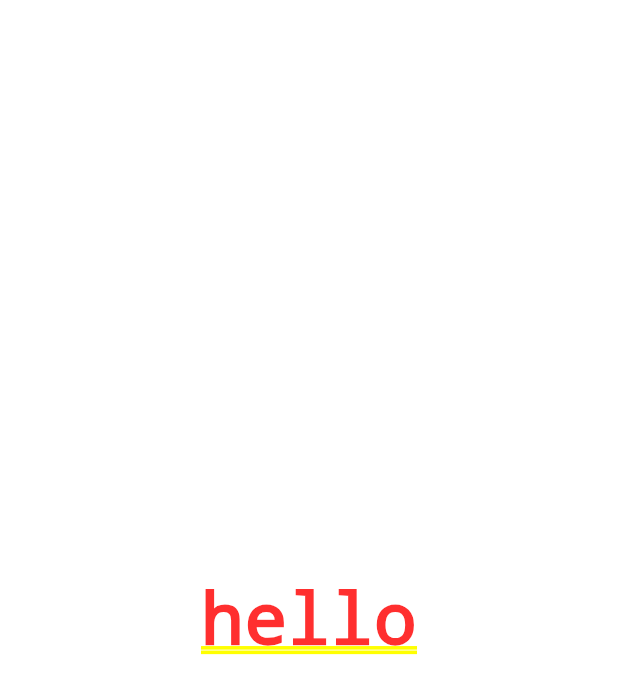
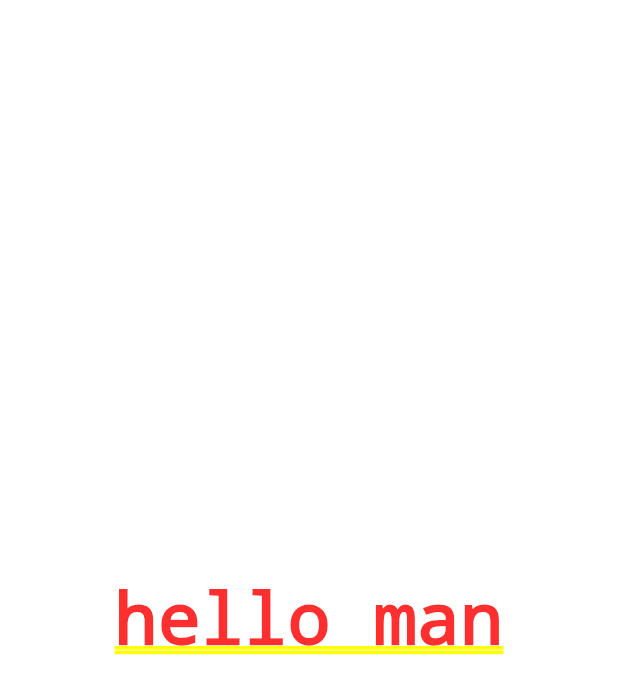
Before and after one commit to AliHG/i_am_rich, a Flutter app: the screen it shows after launch, on a phone screen of 412 x 824 dp. Shown: the top 694 px of the screen. Run offline on Flutter 3.47's test engine with Material 2 defaults, Android fonts, the phone set to English and light mode, and no system bars.

Commit message:
test commit

```diff
--- a/lib/main.dart
+++ b/lib/main.dart
@@ -4,7 +4,7 @@ void main() {
   runApp(
     MaterialApp(
       home: Center(
-        child: Text('hello'),
+        child: Text('hello man'),
       ),
     ),
   );
```
